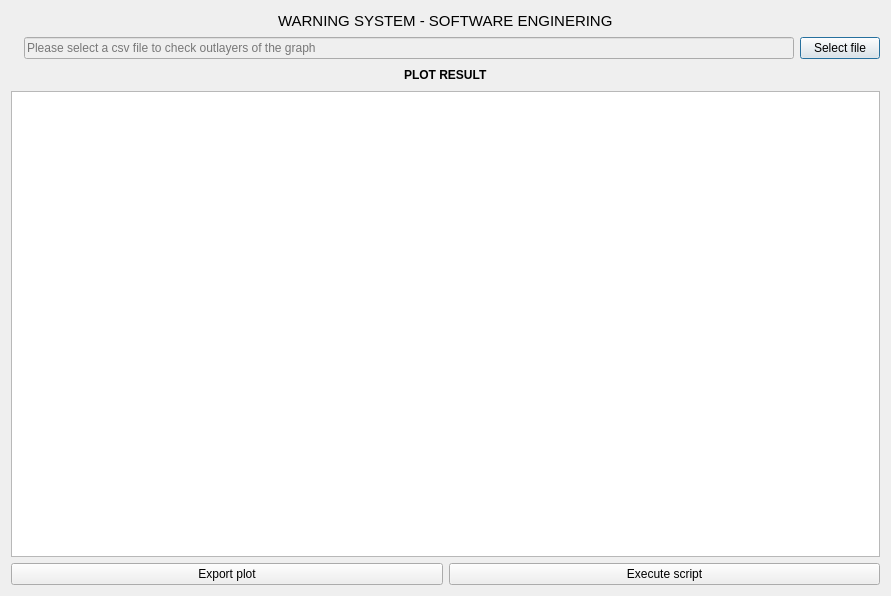
dimosarg/Software-Engineering-Project, file warningSE.ui: the form before one commit.
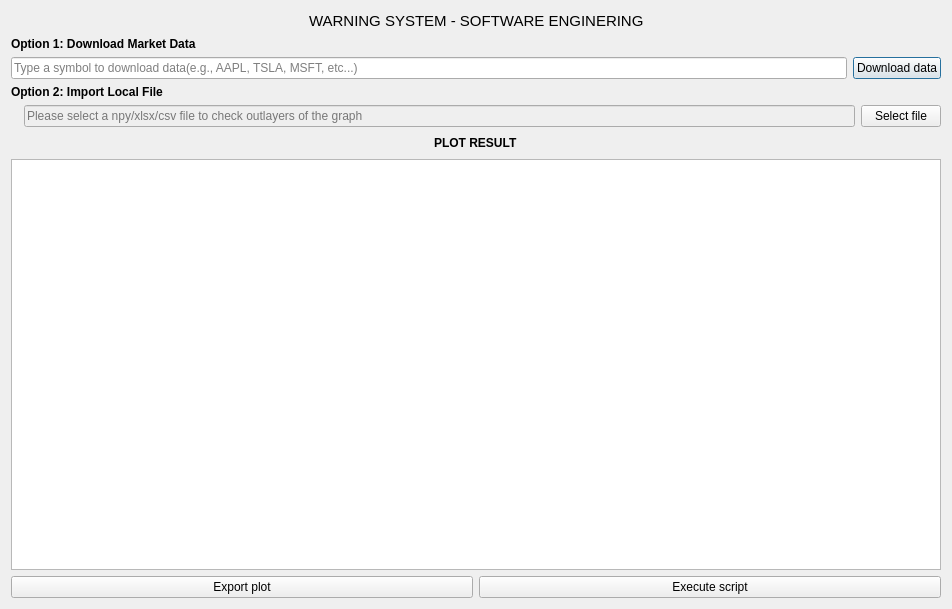
The form after the commit.

Commit message: Updated main logic, added Yahoo download and fixed chart

Patch:
```diff
--- a/warningSE.ui
+++ b/warningSE.ui
@@ -6,8 +6,8 @@
    <rect>
     <x>0</x>
     <y>0</y>
-    <width>891</width>
-    <height>596</height>
+    <width>952</width>
+    <height>609</height>
    </rect>
   </property>
   <property name="windowTitle">
@@ -62,6 +62,60 @@
      </item>
     </layout>
    </item>
+   <item>
+    <layout class="QHBoxLayout" name="horizontalLayout_7">
+     <item>
+      <widget class="QLabel" name="label_3">
+       <property name="font">
+        <font>
+         <pointsize>9</pointsize>
+         <weight>75</weight>
+         <bold>true</bold>
+        </font>
+       </property>
+       <property name="text">
+        <string>Option 1: Download Market Data</string>
+       </property>
+      </widget>
+     </item>
+    </layout>
+   </item>
+   <item>
+    <layout class="QHBoxLayout" name="horizontalLayout_3">
+     <item>
+      <widget class="QLineEdit" name="data_collection">
+       <property name="placeholderText">
+        <string>Type a symbol to download data(e.g., AAPL, TSLA, MSFT, etc...)</string>
+       </property>
+      </widget>
+     </item>
+     <item>
+      <widget class="QPushButton" name="btn_generate_values">
+       <property name="text">
+        <string>Download data</string>
+       </property>
+      </widget>
+     </item>
+    </layout>
+   </item>
+   <item>
+    <layout class="QHBoxLayout" name="horizontalLayout_8">
+     <item>
+      <widget class="QLabel" name="label_5">
+       <property name="font">
+        <font>
+         <pointsize>9</pointsize>
+         <weight>75</weight>
+         <bold>true</bold>
+        </font>
+       </property>
+       <property name="text">
+        <string>Option 2: Import Local File</string>
+       </property>
+      </widget>
+     </item>
+    </layout>
+   </item>
    <item>
     <layout class="QHBoxLayout" name="horizontalLayout_5">
      <item>
@@ -83,7 +137,7 @@
         <bool>false</bool>
        </property>
        <property name="placeholderText">
-        <string>Please select a csv file to check outlayers of the graph</string>
+        <string>Please select a npy/xlsx/csv file to check outlayers of the graph</string>
        </property>
       </widget>
      </item>
```
The commit also changes 4 other files.
